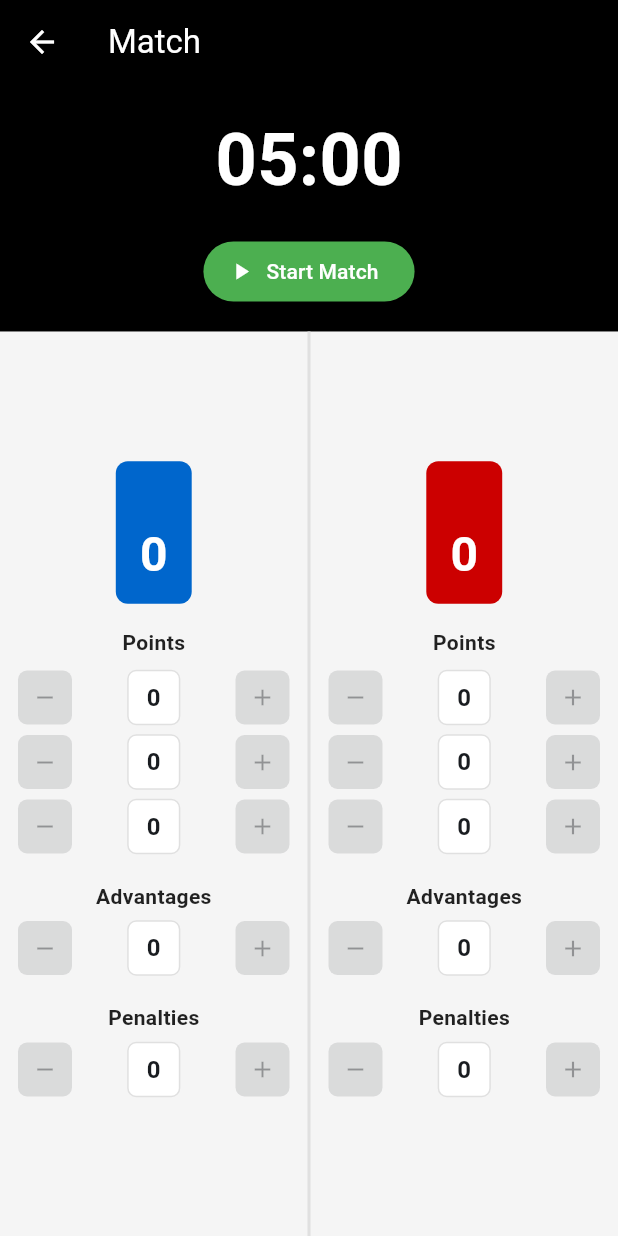
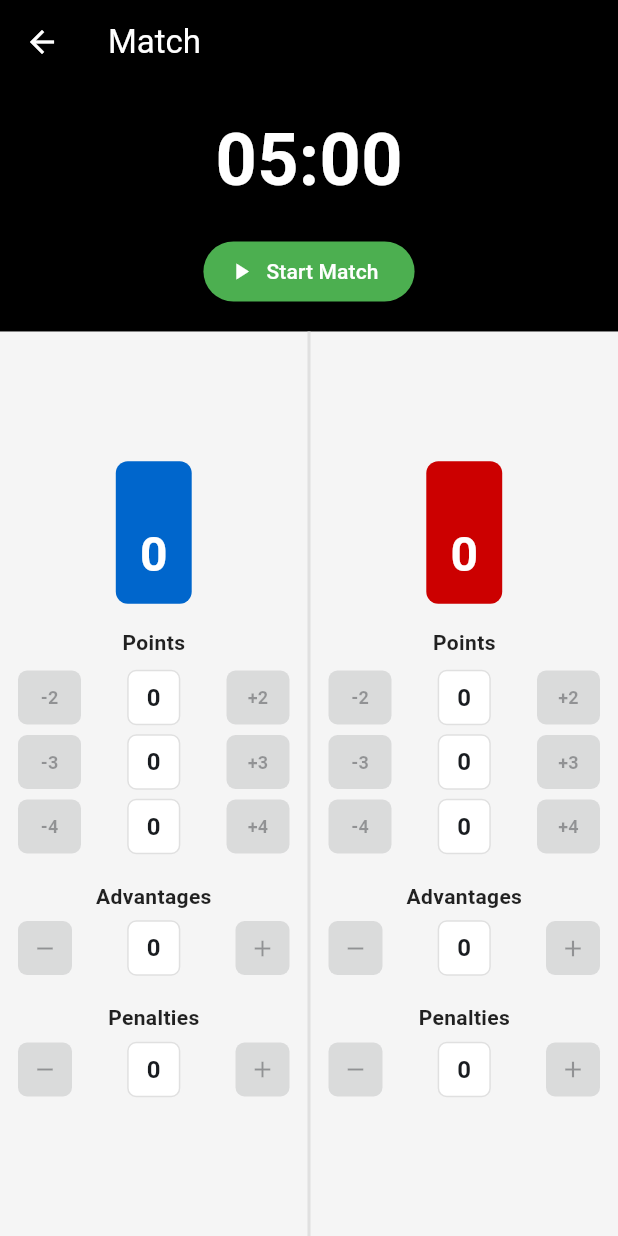
Before and after one commit to grunch/score, a Flutter app: the MatchScreen screen opened directly with empty values, on a phone screen of 412 x 824 dp. Run offline on Flutter 3.47's test engine with Material 3 defaults, Android fonts, the phone set to English and light mode, and no system bars; our stand-ins replace shared_preferences; accounts and stored records are empty.

Commit message:
Point value visibility feature
1. Enhanced _buildScoreControl function:
  - Added optional pointValue parameter
  - Dynamic button width: 42px for point controls, 36px for advantages/penalties
  - Conditional button content based on whether it's a point control
2. Point value buttons now show:
  - Add buttons: "+2", "+3", "+4" (blue buttons)
  - Remove buttons: "-2", "-3", "-4" (red buttons)
  - Text style: 12px, bold, white text for good visibility
3. Advantages/Penalties keep original design:
  - Still show + and - icons (no point values since they're always ±1)
  - Maintain 36px width for these controls

User Experience Improvements:

- Clear point indication: Users immediately see "+2", "+3", "+4" on buttons
- Intuitive operation: No confusion about which button adds/removes how many points
- Consistent design: Maintains the same layout and functionality
- Visual hierarchy: Point values are clearly visible while keeping the interface clean

```diff
--- a/lib/screens/match_screen.dart
+++ b/lib/screens/match_screen.dart
@@ -239,6 +239,7 @@ class _MatchScreenState extends State<MatchScreen> {
               label: '2 Points',
               value: pt2,
               isActive: isMatchActive,
+              pointValue: 2,
               onAdd: () => matchProvider.addPoints(fighter, 2),
               onRemove: () => matchProvider.removePoints(fighter, 2),
             ),
@@ -250,6 +251,7 @@ class _MatchScreenState extends State<MatchScreen> {
               label: '3 Points',
               value: pt3,
               isActive: isMatchActive,
+              pointValue: 3,
               onAdd: () => matchProvider.addPoints(fighter, 3),
               onRemove: () => matchProvider.removePoints(fighter, 3),
             ),
@@ -261,6 +263,7 @@ class _MatchScreenState extends State<MatchScreen> {
               label: '4 Points',
               value: pt4,
               isActive: isMatchActive,
+              pointValue: 4,
               onAdd: () => matchProvider.addPoints(fighter, 4),
               onRemove: () => matchProvider.removePoints(fighter, 4),
             ),
@@ -322,7 +325,11 @@ class _MatchScreenState extends State<MatchScreen> {
     required bool isActive,
     required VoidCallback onAdd,
     required VoidCallback onRemove,
+    int? pointValue,
   }) {
+    final bool isPointsControl = pointValue != null;
+    final double buttonWidth = isPointsControl ? 42.0 : 36.0;
+
     return Container(
       margin: const EdgeInsets.only(bottom: 6),
       child: Row(
@@ -330,7 +337,7 @@ class _MatchScreenState extends State<MatchScreen> {
         children: [
           // Remove button
           SizedBox(
-            width: 36,
+            width: buttonWidth,
             height: 36,
             child: ElevatedButton(
               onPressed: isActive && value > 0 ? onRemove : null,
@@ -342,7 +349,15 @@ class _MatchScreenState extends State<MatchScreen> {
                   borderRadius: BorderRadius.circular(6),
                 ),
               ),
-              child: const Icon(Icons.remove, size: 18),
+              child: isPointsControl
+                  ? Text(
+                      '-$pointValue',
+                      style: const TextStyle(
+                        fontSize: 12,
+                        fontWeight: FontWeight.bold,
+                      ),
+                    )
+                  : const Icon(Icons.remove, size: 18),
             ),
           ),
 
@@ -365,7 +380,7 @@ class _MatchScreenState extends State<MatchScreen> {
 
           // Add button
           SizedBox(
-            width: 36,
+            width: buttonWidth,
             height: 36,
             child: ElevatedButton(
               onPressed: isActive ? onAdd : null,
@@ -377,7 +392,15 @@ class _MatchScreenState extends State<MatchScreen> {
                   borderRadius: BorderRadius.circular(6),
                 ),
               ),
-              child: const Icon(Icons.add, size: 18),
+              child: isPointsControl
+                  ? Text(
+                      '+$pointValue',
+                      style: const TextStyle(
+                        fontSize: 12,
+                        fontWeight: FontWeight.bold,
+                      ),
+                    )
+                  : const Icon(Icons.add, size: 18),
             ),
           ),
         ],
```
